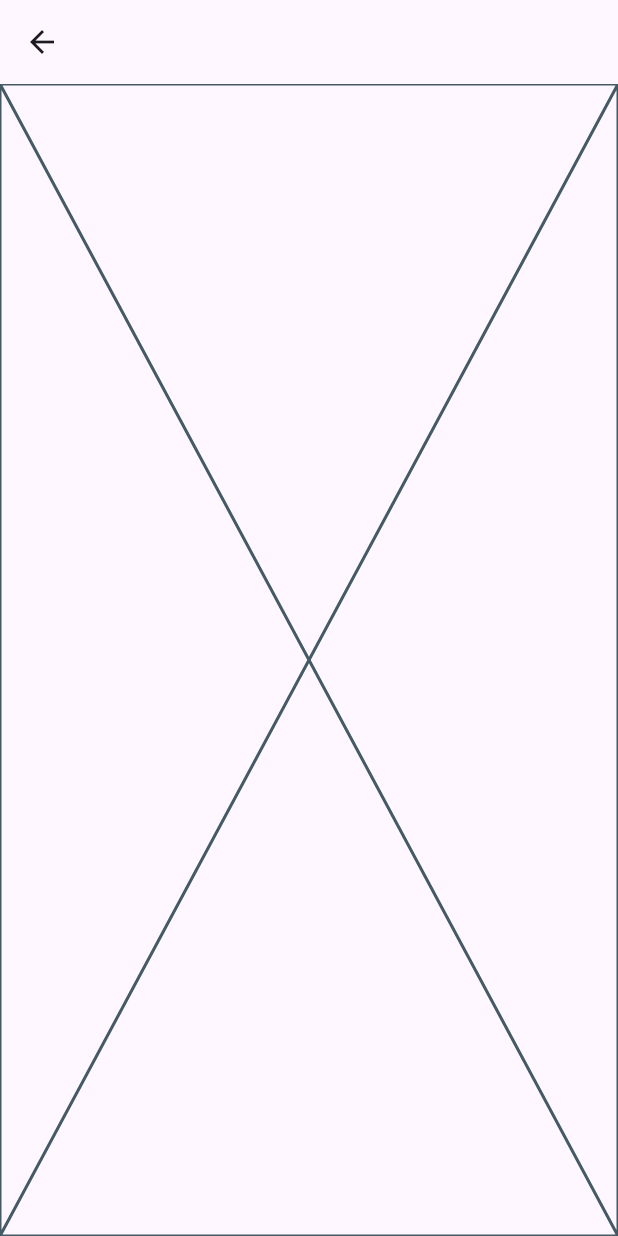
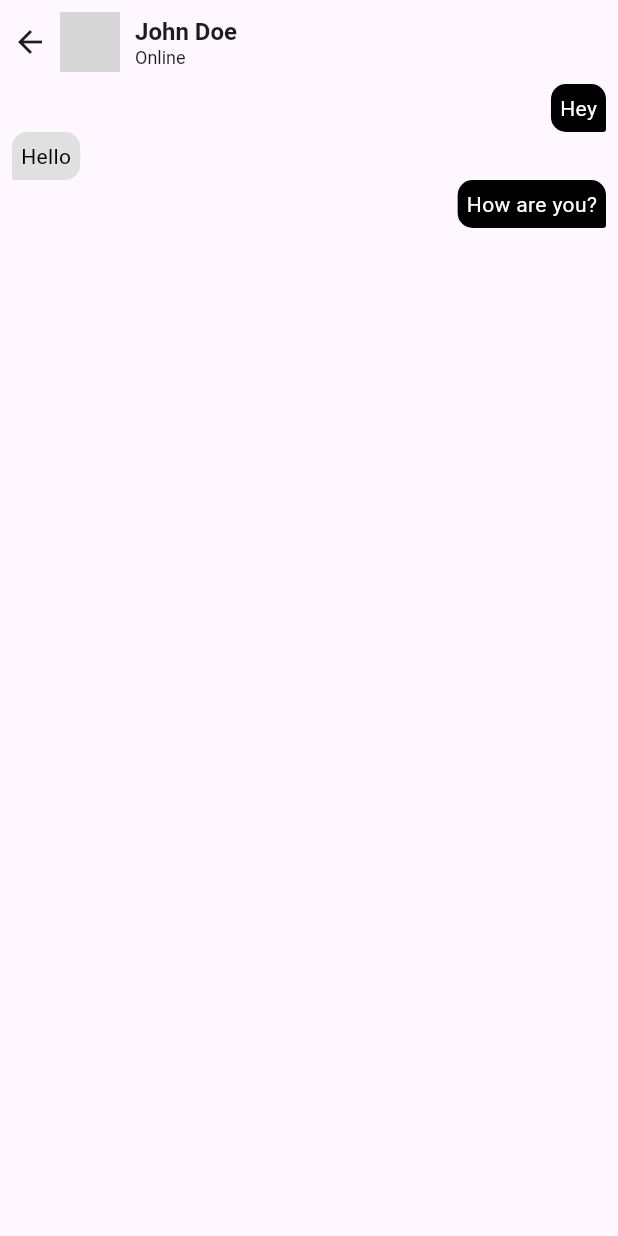
Before and after one commit to igitasjay/chat_app, a Flutter app: the Chat screen opened by its route, on a phone screen of 412 x 824 dp. Run offline on Flutter 3.47's test engine with Material 3 defaults, Android fonts, the phone set to English and light mode, and no system bars; our stand-ins replace country_code_picker; network calls fail; grey boxes are pictures that could not be loaded.

Commit message:
messages model.

```diff
--- /dev/null
+++ b/lib/models/message_models.dart
@@ -0,0 +1,19 @@
+class MessageModels {
+  final String message;
+  final String sender;
+  final String receiver;
+  final String? messadeID;
+  final DateTime timestamp;
+  final bool isSeenByReceiver;
+  final bool? isImage;
+
+  MessageModels({
+    required this.message,
+    required this.sender,
+    required this.receiver,
+    this.messadeID,
+    required this.timestamp,
+    required this.isSeenByReceiver,
+    this.isImage,
+  });
+}
--- /dev/null
+++ b/lib/util/chat_message.dart
@@ -0,0 +1,71 @@
+import 'package:chat_app/models/message_models.dart';
+import 'package:flutter/material.dart';
+
+class ChatMessage extends StatefulWidget {
+  final MessageModels msg;
+  final String currentUser;
+  final bool isImage;
+  const ChatMessage({
+    super.key,
+    required this.msg,
+    required this.currentUser,
+    required this.isImage,
+  });
+
+  @override
+  State<ChatMessage> createState() => _ChatMessageState();
+}
+
+class _ChatMessageState extends State<ChatMessage> {
+  @override
+  Widget build(BuildContext context) {
+    return Padding(
+      padding: const EdgeInsets.symmetric(horizontal: 8),
+      child: Row(
+        mainAxisAlignment: widget.msg.sender == widget.currentUser
+            ? MainAxisAlignment.end
+            : MainAxisAlignment.start,
+        children: [
+          Column(
+            crossAxisAlignment: widget.msg.sender == widget.currentUser
+                ? CrossAxisAlignment.end
+                : CrossAxisAlignment.start,
+            children: [
+              Row(
+                children: [
+                  Container(
+                    padding: const EdgeInsets.all(6),
+                    constraints: BoxConstraints(
+                        maxWidth: MediaQuery.of(context).size.width * .75),
+                    decoration: BoxDecoration(
+                        color: widget.msg.sender == widget.currentUser
+                            ? Colors.black
+                            : Colors.grey.shade300,
+                        borderRadius: BorderRadius.only(
+                          topLeft: const Radius.circular(10),
+                          topRight: const Radius.circular(10),
+                          bottomLeft: widget.msg.sender == widget.currentUser
+                              ? const Radius.circular(10)
+                              : const Radius.circular(2),
+                          bottomRight: widget.msg.sender == widget.currentUser
+                              ? const Radius.circular(2)
+                              : const Radius.circular(10),
+                        )),
+                    child: Text(
+                      widget.msg.message,
+                      style: TextStyle(
+                        color: widget.msg.sender == widget.currentUser
+                            ? Colors.white
+                            : Colors.black,
+                      ),
+                    ),
+                  ),
+                ],
+              )
+            ],
+          ),
+        ],
+      ),
+    );
+  }
+}
--- /dev/null
+++ b/lib/util/format_datetime.dart
@@ -0,0 +1,13 @@
+String formatDate(DateTime date) {
+  if (date.day == DateTime.now().day &&
+      date.month == DateTime.now().month &&
+      date.year == DateTime.now().year) {
+    return "Today ${date.hour > 9 ? date.hour : "0${date.hour}"} : ${date.minute > 9 ? date.minute : "0${date.minute}"}";
+  } else if (date.day == DateTime.now().day - 1 &&
+      date.month == DateTime.now().month &&
+      date.year == DateTime.now().year) {
+    return "Yesterday ${date.hour > 9 ? date.hour : "0${date.hour}"} : ${date.minute > 9 ? date.minute : "0${date.minute}"}";
+  }
+
+  return "${date.day}/${date.month}/${date.year} ${date.hour > 9 ? date.hour : "0${date.hour}"} : ${date.minute > 9 ? date.minute : "0${date.minute}"}";
+}
--- a/lib/views/chat.dart
+++ b/lib/views/chat.dart
@@ -1,3 +1,5 @@
+import 'package:chat_app/models/message_models.dart';
+import 'package:chat_app/util/chat_message.dart';
 import 'package:flutter/material.dart';
 
 class Chat extends StatefulWidget {
@@ -8,11 +10,67 @@ class Chat extends StatefulWidget {
 }
 
 class _ChatState extends State<Chat> {
+  List messages = [
+    MessageModels(
+      message: "Hey",
+      sender: "101",
+      receiver: "202",
+      timestamp: DateTime(2000),
+      isSeenByReceiver: false,
+    ),
+    MessageModels(
+      message: "Hello",
+      sender: "202",
+      receiver: "101",
+      timestamp: DateTime(2000),
+      isSeenByReceiver: false,
+    ),
+    MessageModels(
+      message: "How are you?",
+      sender: "101",
+      receiver: "202",
+      timestamp: DateTime(2000),
+      isSeenByReceiver: false,
+    ),
+  ];
   @override
   Widget build(BuildContext context) {
     return Scaffold(
-      appBar: AppBar(),
-      body: const Placeholder(),
+      appBar: AppBar(
+        leadingWidth: 24,
+        title: const Row(
+          children: [
+            CircleAvatar(
+              backgroundImage: NetworkImage('https://i.pravatar.cc/300'),
+            ),
+            SizedBox(width: 10),
+            Column(
+              crossAxisAlignment: CrossAxisAlignment.start,
+              children: [
+                Text(
+                  'John Doe',
+                  style: TextStyle(fontSize: 16, fontWeight: FontWeight.w600),
+                ),
+                Text(
+                  'Online',
+                  style: TextStyle(
+                    fontSize: 12,
+                  ),
+                ),
+              ],
+            )
+          ],
+        ),
+      ),
+      body: ListView.builder(
+          itemCount: messages.length,
+          itemBuilder: (context, index) {
+            return ChatMessage(
+              msg: messages[index],
+              currentUser: "101",
+              isImage: false,
+            );
+          }),
     );
   }
 }
```
